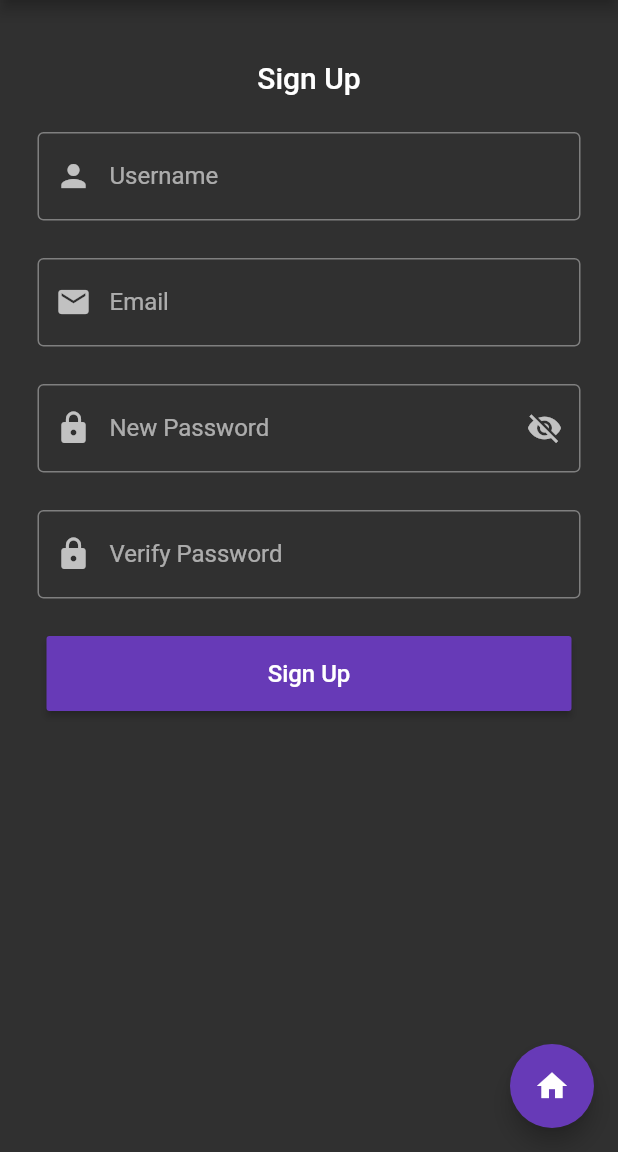
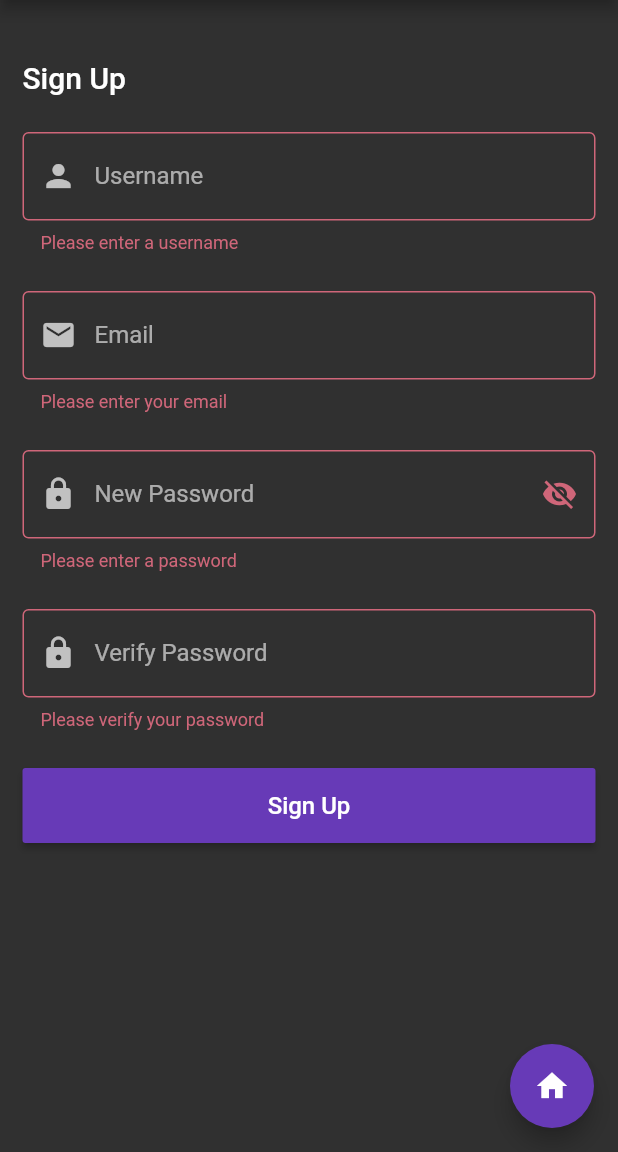
Before and after one commit to joshcalafell/wordsleuth, a Flutter app: the screen it shows after launch, after a tap on "Create Account", on a phone screen of 412 x 824 dp, the part 84-1236 px from its top. Run offline on Flutter 3.47's test engine with Material 2 defaults, Android fonts, the phone set to English and light mode, and no system bars; our stand-ins replace email_validator; missing offline and left inert: amplify_auth_cognito, amplify_flutter, dart:js_util.

Commit message:
Added more validation in sign up

```diff
--- a/lib/auth/sign_up.dart
+++ b/lib/auth/sign_up.dart
@@ -1,10 +1,13 @@
 // ignore_for_file: use_build_context_synchronously
+
+import 'dart:js_util';
 
 import 'package:amplify_auth_cognito/amplify_auth_cognito.dart';
 import 'package:amplify_flutter/amplify_flutter.dart';
 import 'package:flutter/material.dart';
 import 'package:wordsleuth/auth/confirm_account.dart';
 import 'package:wordsleuth/auth/sign_in.dart';
+import 'package:email_validator/email_validator.dart';
 
 class SignUpPage extends StatefulWidget {
   const SignUpPage({super.key, required this.title});
@@ -71,28 +74,24 @@ class _SignUpPageState extends State<SignUpPage> {
 
   @override
   Widget build(BuildContext context) {
-    return Form(
-        key: _formKey,
-        child: Scaffold(
+    return Scaffold(
         appBar: AppBar(
           title: Text(widget.title),
           backgroundColor: Colors.deepPurple,
           foregroundColor: Colors.white,
         ),
-            body: ListView(
+        body: Form(
+            key: _formKey,
+            child: ListView(
                 shrinkWrap: false,
                 padding: const EdgeInsets.all(15.0),
                 children: <Widget>[
                   const SizedBox(
                     height: 25.0,
                   ),
-                Container(
-                  padding: const EdgeInsets.fromLTRB(10, 0, 10, 0),
-                  child: Column(
-                    children: <Widget>[
                   const Text('Sign Up',
-                          style: TextStyle(
-                              fontWeight: FontWeight.w500, fontSize: 20)),
+                      style:
+                          TextStyle(fontWeight: FontWeight.w500, fontSize: 20)),
                   const SizedBox(
                     height: 25.0,
                   ),
@@ -101,9 +100,13 @@ class _SignUpPageState extends State<SignUpPage> {
                       if (value!.isEmpty) {
                         return 'Please enter a username';
                       } else {
+                        if (value.length < 8) {
+                          return 'Must be 8 or more characters';
+                        }
                         return null;
                       }
                     },
+                    autovalidateMode: AutovalidateMode.always,
                     controller: usernameController,
                     decoration: const InputDecoration(
                       border: OutlineInputBorder(),
@@ -119,9 +122,14 @@ class _SignUpPageState extends State<SignUpPage> {
                       if (value!.isEmpty) {
                         return 'Please enter your email';
                       } else {
+                        if (!EmailValidator.validate(value)) {
+                          return 'Must be a valid email address';
+                        }
+
                         return null;
                       }
                     },
+                    autovalidateMode: AutovalidateMode.always,
                     controller: emailController,
                     decoration: const InputDecoration(
                       border: OutlineInputBorder(),
@@ -137,9 +145,13 @@ class _SignUpPageState extends State<SignUpPage> {
                       if (value!.isEmpty) {
                         return 'Please enter a password';
                       } else {
+                        if (value.length < 6) {
+                          return 'Must be 6 or more characters';
+                        }
                         return null;
                       }
                     },
+                    autovalidateMode: AutovalidateMode.always,
                     controller: passwordController,
                     obscureText: !passwordVisible,
                     decoration: InputDecoration(
@@ -160,9 +172,18 @@ class _SignUpPageState extends State<SignUpPage> {
                       if (value!.isEmpty) {
                         return 'Please verify your password';
                       } else {
+                        if (value.length < 6) {
+                          return 'Must be 6 or more characters';
+                        }
+                        if (value.length >= 6 &&
+                            equal(passwordController.text,
+                                passwordConfirmController.text)) {
+                          return 'Passwords must match';
+                        }
                         return null;
                       }
                     },
+                    autovalidateMode: AutovalidateMode.always,
                     controller: passwordConfirmController,
                     obscureText: !passwordVisible,
                     decoration: const InputDecoration(
@@ -201,12 +222,8 @@ class _SignUpPageState extends State<SignUpPage> {
                   ),
                   const SizedBox(
                     height: 25.0,
-                      ),
-                    ],
-                  ),
                   )
-              ],
-            ),
+                ])),
         floatingActionButton: FloatingActionButton(
           onPressed: () async {
             // Validate returns true if the form is valid, or false otherwise.
@@ -219,6 +236,6 @@ class _SignUpPageState extends State<SignUpPage> {
           foregroundColor: Colors.white,
           backgroundColor: Colors.deepPurple,
           child: const Icon(Icons.home),
-            )));
+        ));
   }
 }
--- a/pubspec.yaml
+++ b/pubspec.yaml
@@ -37,6 +37,7 @@ dependencies:
   # The following adds the Cupertino Icons font to your application.
   # Use with the CupertinoIcons class for iOS style icons.
   cupertino_icons: ^1.0.2
+  email_validator: "^2.1.16"
 
 dev_dependencies:
   flutter_test:
```
Also changed, not shown: pubspec.lock. Lines whose indentation alone changed are shown as unchanged.
